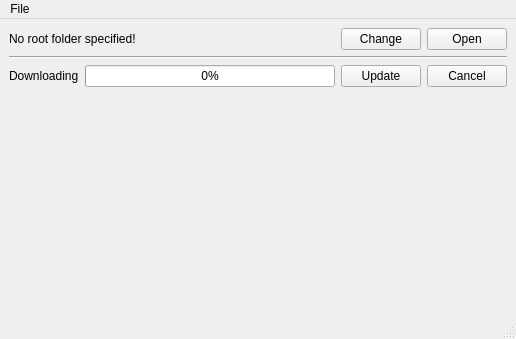
Qt form main_window_design.ui (DotBow/Blender-Version-Manager) before a commit.
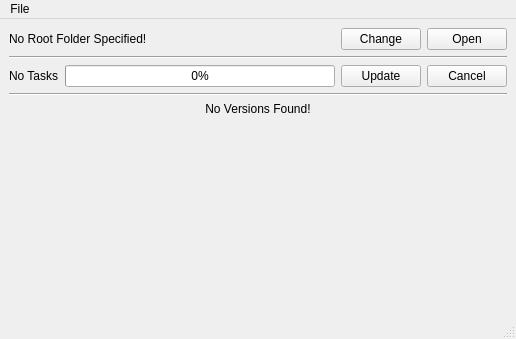
The same form after that commit.

The edit to the form file:
```diff
--- a/main_window_design.ui
+++ b/main_window_design.ui
@@ -10,6 +10,12 @@
     <height>339</height>
    </rect>
   </property>
+  <property name="sizePolicy">
+   <sizepolicy hsizetype="Preferred" vsizetype="Preferred">
+    <horstretch>0</horstretch>
+    <verstretch>0</verstretch>
+   </sizepolicy>
+  </property>
   <property name="windowTitle">
    <string>Blender Version Manager</string>
   </property>
@@ -29,7 +35,7 @@
          </sizepolicy>
         </property>
         <property name="text">
-         <string>No root folder specified!</string>
+         <string>No Root Folder Specified!</string>
         </property>
        </widget>
       </item>
@@ -61,7 +67,7 @@
       <item>
        <widget class="QLabel" name="labelUpdateStatus">
         <property name="text">
-         <string>Downloading</string>
+         <string>No Tasks</string>
         </property>
        </widget>
       </item>
@@ -95,7 +101,28 @@
      </layout>
     </item>
     <item>
-     <layout class="QVBoxLayout" name="test"/>
+     <widget class="Line" name="line_2">
+      <property name="orientation">
+       <enum>Qt::Horizontal</enum>
+      </property>
+     </widget>
+    </item>
+    <item>
+     <layout class="QVBoxLayout" name="listVersions">
+      <item>
+       <widget class="QLabel" name="label">
+        <property name="text">
+         <string>No Versions Found!</string>
+        </property>
+        <property name="textFormat">
+         <enum>Qt::AutoText</enum>
+        </property>
+        <property name="alignment">
+         <set>Qt::AlignCenter</set>
+        </property>
+       </widget>
+      </item>
+     </layout>
     </item>
     <item>
      <spacer name="verticalSpacer">
```
Left out of the diff: 6 changed lines with no effect on the pictures.
